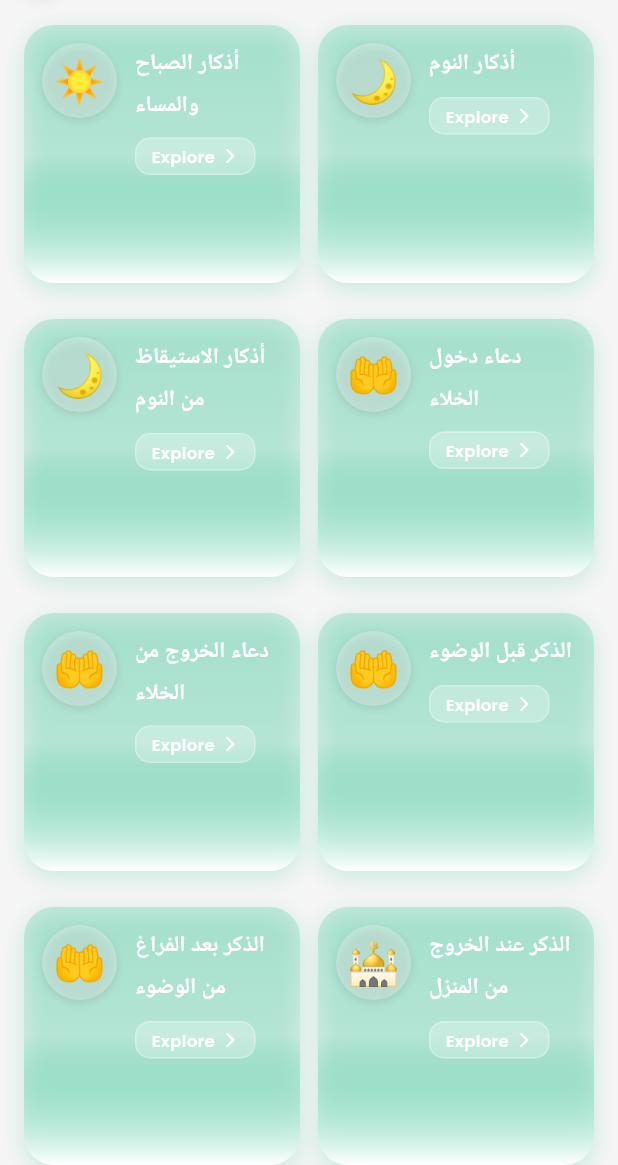
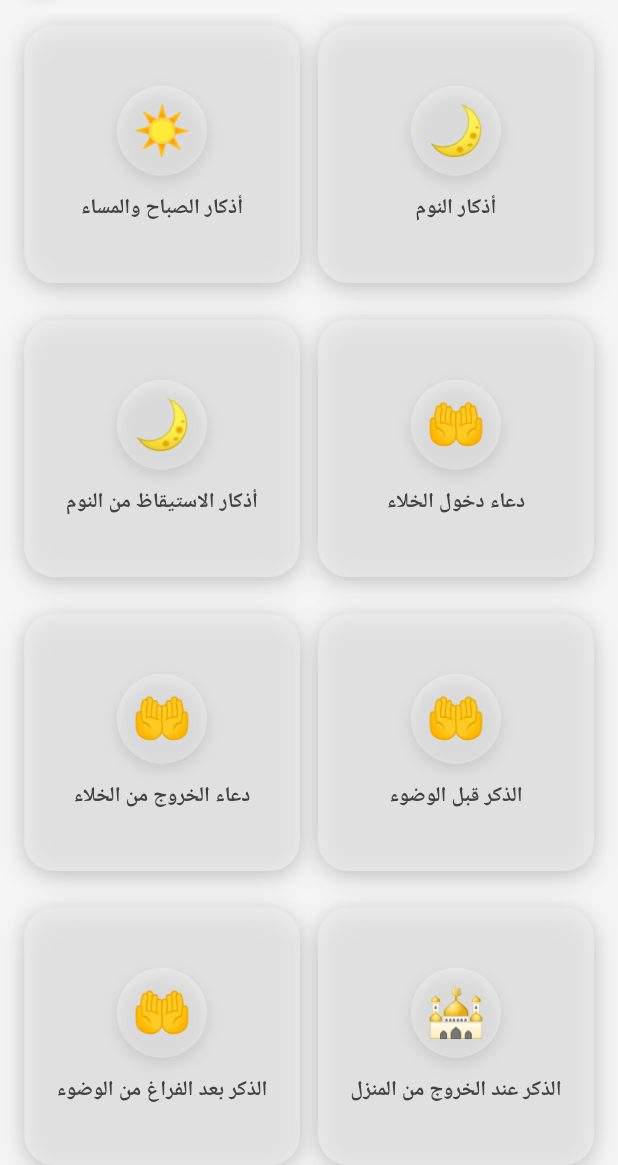
Before and after one commit to khaledebied/bling_azkar, a Flutter app: the screen it shows after launch, after a tap on "See All", on a phone screen of 412 x 824 dp, the part 71-1236 px from its top. Run offline on Flutter 3.47's test engine with Material 3 defaults, Android fonts, the phone set to English and light mode, and no system bars; our stand-ins replace dio, flutter_local_notifications, flutter_riverpod, freezed_annotation, geolocator, google_fonts and 8 more; missing offline and left inert: audio_session, flutter_qiblah, quran_library; accounts and stored records are empty; Roboto replaces fonts that are missing (Cairo); statements that could not run were skipped.

Commit message:
refactor: Update CategoryCard styling and layout for improved visual consistency
- Removed unused localization import and adjusted the card's background to a solid color with opacity for better clarity
- Enhanced shadow effects and padding for a more polished appearance
- Updated text styles and alignment for improved readability and aesthetics in both light and dark modes

```diff
--- a/lib/src/presentation/widgets/category_card.dart
+++ b/lib/src/presentation/widgets/category_card.dart
@@ -1,7 +1,6 @@
 import 'package:flutter/material.dart';
 import 'package:flutter/services.dart';
 import '../../utils/theme.dart';
-import '../../utils/localizations.dart';
 
 class CategoryCard extends StatefulWidget {
   final String title;
@@ -150,7 +149,6 @@ class _CategoryCardState extends State<CategoryCard>
 
   @override
   Widget build(BuildContext context) {
-    final l10n = AppLocalizations.ofWithFallback(context);
     final emoji = _getCategoryEmoji(widget.titleAr);
     final isDarkMode = Theme.of(context).brightness == Brightness.dark;
 
@@ -175,57 +173,57 @@ class _CategoryCardState extends State<CategoryCard>
           ),
           margin: const EdgeInsets.only(bottom: 12),
           decoration: BoxDecoration(
-            // Gradient background matching header - very light pastel green to white (vertical)
-            gradient: LinearGradient(
-              begin: Alignment.topCenter,
-              end: Alignment.bottomCenter,
-              colors: isDarkMode
-                  ? [
-                      AppTheme.primaryGreen.withValues(alpha: 0.25),
-                      AppTheme.primaryGreen.withValues(alpha: 0.15),
-                      AppTheme.cardDark,
-                    ]
-                  : [
-                      AppTheme.primaryGreen.withValues(alpha: 0.2), // Very light pastel green at top
-                      AppTheme.primaryGreen.withValues(alpha: 0.1),
-                      Colors.white, // Pure white at bottom
-                    ],
-            ),
+            // Gray background with opacity
+            color: isDarkMode
+                ? Colors.grey.shade800.withValues(alpha: 0.6)
+                : Colors.grey.shade200.withValues(alpha: 0.7),
             borderRadius: BorderRadius.circular(20),
             border: isDarkMode
                 ? Border.all(
                     color: Colors.white.withValues(alpha: 0.1),
                     width: 1,
                   )
-                : null,
+                : Border.all(
+                    color: Colors.grey.shade300.withValues(alpha: 0.3),
+                    width: 1,
+                  ),
             boxShadow: [
               BoxShadow(
                 color: isDarkMode
-                    ? Colors.black.withValues(alpha: 0.3)
-                    : AppTheme.primaryGreen.withValues(alpha: 0.2),
-                blurRadius: isDarkMode ? 15 : 12,
+                    ? Colors.black.withValues(alpha: 0.4)
+                    : Colors.black.withValues(alpha: 0.15),
+                blurRadius: isDarkMode ? 20 : 15,
                 offset: const Offset(0, 4),
+                spreadRadius: 0,
+              ),
+              BoxShadow(
+                color: isDarkMode
+                    ? Colors.black.withValues(alpha: 0.2)
+                    : Colors.black.withValues(alpha: 0.08),
+                blurRadius: isDarkMode ? 10 : 8,
+                offset: const Offset(0, 2),
                 spreadRadius: 0,
               ),
             ],
           ),
           child: Padding(
-            padding: const EdgeInsets.all(12.0),
-            child: Row(
-            crossAxisAlignment: CrossAxisAlignment.start,
+            padding: const EdgeInsets.all(16.0),
+            child: Column(
+              mainAxisAlignment: MainAxisAlignment.center,
+              crossAxisAlignment: CrossAxisAlignment.center,
               children: [
-                // Circular emoji container on the left (like audio icon in zikr item)
+                // Circular emoji container in the center
                 Container(
-                  width: 50,
-                  height: 50,
+                  width: 60,
+                  height: 60,
                   decoration: BoxDecoration(
                     color: Colors.white.withValues(alpha: isDarkMode ? 0.2 : 0.3),
                     shape: BoxShape.circle,
                     boxShadow: [
                       BoxShadow(
                         color: Colors.black.withValues(alpha: 0.1),
-                        blurRadius: 4,
-                        offset: const Offset(0, 2),
+                        blurRadius: 8,
+                        offset: const Offset(0, 4),
                       ),
                     ],
                   ),
@@ -233,67 +231,25 @@ class _CategoryCardState extends State<CategoryCard>
                     child: Text(
                       emoji,
                       style: const TextStyle(
-                        fontSize: 28,
+                        fontSize: 32,
                         height: 1.0,
                       ),
                     ),
                   ),
                 ),
-                const SizedBox(width: 12),
-                // Text content on the right
-                Expanded(
-                  child: Column(
-                    crossAxisAlignment: CrossAxisAlignment.start,
-                    mainAxisSize: MainAxisSize.min,
-                    children: [
-                      // Category title
+                const SizedBox(height: 12),
+                      // Category title below the icon
                       Text(
                         widget.titleAr,
                         style: AppTheme.arabicMedium.copyWith(
-                          fontSize: 15,
-                  color: Colors.white,
+                          fontSize: 14,
+                          color: isDarkMode ? Colors.white : Colors.grey.shade800,
                           fontWeight: FontWeight.w600,
+                          height: 1.3,
                         ),
+                        textAlign: TextAlign.center,
                         maxLines: 2,
                         overflow: TextOverflow.ellipsis,
-                      ),
-                      const SizedBox(height: 8),
-                      // Explore button badge
-                      Container(
-                        padding: const EdgeInsets.symmetric(
-                          horizontal: 10,
-                          vertical: 4,
-                        ),
-                        decoration: BoxDecoration(
-                          color: Colors.white.withValues(alpha: 0.25),
-                          borderRadius: BorderRadius.circular(10),
-                          border: Border.all(
-                            color: Colors.white.withValues(alpha: 0.3),
-                            width: 1,
-                          ),
-                        ),
-                        child: Row(
-                          mainAxisSize: MainAxisSize.min,
-                children: [
-                  Text(
-                              l10n.explore,
-                              style: AppTheme.bodySmall.copyWith(
-                                color: Colors.white,
-                                fontSize: 11,
-                                fontWeight: FontWeight.w600,
-                              ),
-                            ),
-                            const SizedBox(width: 4),
-                            const Icon(
-                              Icons.arrow_forward_ios_rounded,
-                              color: Colors.white,
-                              size: 12,
-                            ),
-                          ],
-                        ),
-                      ),
-                    ],
-                  ),
                       ),
               ],
             ),
```
Lines whose indentation alone changed are shown as unchanged.
